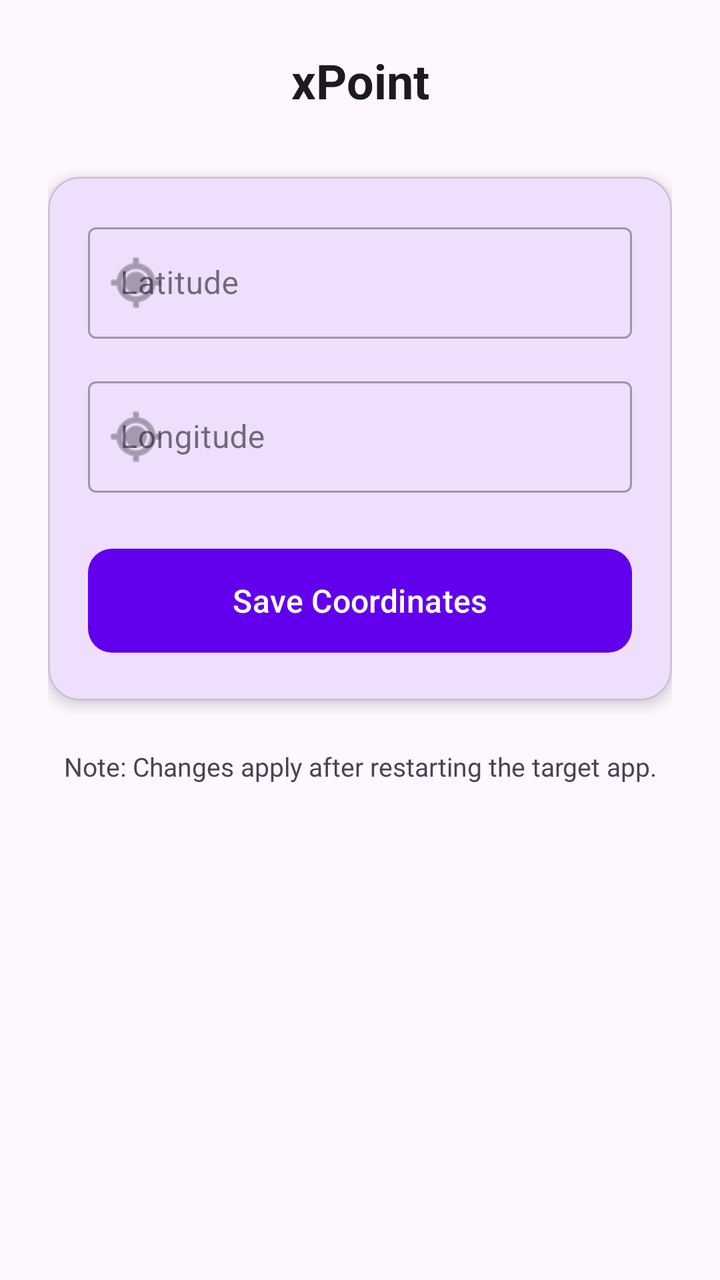
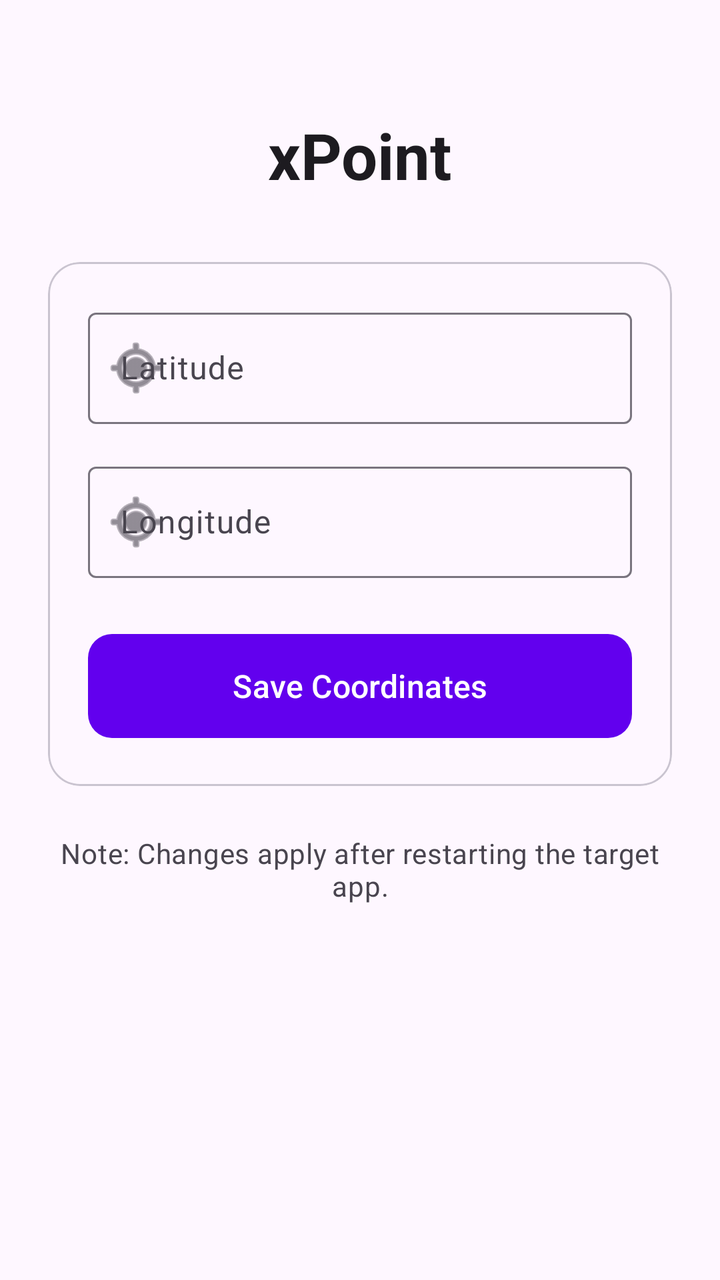

An Android layout rendered at two revisions. The XML below is the earlier revision; the diff shows what the commit changed to produce the second picture.
<!-- AndroidManifest.xml: application theme Theme.FakeLocation -->
<!-- res/layout/activity_main.xml -->
<?xml version="1.0" encoding="utf-8"?>
<androidx.constraintlayout.widget.ConstraintLayout xmlns:android="http://schemas.android.com/apk/res/android"
    xmlns:app="http://schemas.android.com/apk/res-auto"
    android:id="@+id/main"
    android:layout_width="match_parent"
    android:layout_height="match_parent"
    android:background="?android:attr/windowBackground"
    android:padding="24dp">

    <TextView
        android:id="@+id/tv_title"
        android:layout_width="wrap_content"
        android:layout_height="wrap_content"
        android:text="@string/title_manager"
        android:textColor="?attr/colorOnBackground"
        android:textSize="24sp"
        android:textStyle="bold"
        app:layout_constraintEnd_toEndOf="parent"
        app:layout_constraintStart_toStartOf="parent"
        app:layout_constraintTop_toTopOf="parent" />

    <com.google.android.material.card.MaterialCardView
        android:id="@+id/card_settings"
        android:layout_width="match_parent"
        android:layout_height="wrap_content"
        android:layout_marginTop="32dp"
        app:cardBackgroundColor="?attr/colorSurface"
        app:cardCornerRadius="16dp"
        app:cardElevation="4dp"
        app:layout_constraintTop_toBottomOf="@id/tv_title">

        <LinearLayout
            android:layout_width="match_parent"
            android:layout_height="wrap_content"
            android:orientation="vertical"
            android:padding="20dp">

            <com.google.android.material.textfield.TextInputLayout
                style="@style/Widget.MaterialComponents.TextInputLayout.OutlinedBox"
                android:layout_width="match_parent"
                android:layout_height="wrap_content"
                android:hint="@string/hint_latitude"
                app:startIconDrawable="@android:drawable/ic_menu_mylocation">

                <com.google.android.material.textfield.TextInputEditText
                    android:id="@+id/et_latitude"
                    android:layout_width="match_parent"
                    android:layout_height="wrap_content"
                    android:inputType="numberDecimal|numberSigned" />
            </com.google.android.material.textfield.TextInputLayout>

            <com.google.android.material.textfield.TextInputLayout
                style="@style/Widget.MaterialComponents.TextInputLayout.OutlinedBox"
                android:layout_width="match_parent"
                android:layout_height="wrap_content"
                android:layout_marginTop="16dp"
                android:hint="@string/hint_longitude"
                app:startIconDrawable="@android:drawable/ic_menu_mylocation">

                <com.google.android.material.textfield.TextInputEditText
                    android:id="@+id/et_longitude"
                    android:layout_width="match_parent"
                    android:layout_height="wrap_content"
                    android:inputType="numberDecimal|numberSigned" />
            </com.google.android.material.textfield.TextInputLayout>

            <com.google.android.material.button.MaterialButton
                android:id="@+id/btn_save"
                android:layout_width="match_parent"
                android:layout_height="60dp"
                android:layout_marginTop="24dp"
                android:text="@string/btn_save"
                android:textAllCaps="false"
                android:textSize="16sp"
                app:cornerRadius="12dp" />

        </LinearLayout>
    </com.google.android.material.card.MaterialCardView>

    <TextView
        android:id="@+id/tv_note"
        android:layout_width="0dp"
        android:layout_height="wrap_content"
        android:layout_marginTop="24dp"
        android:gravity="center"
        android:text="@string/note_restart"
        android:textColor="?attr/colorOnSurfaceVariant"
        android:textSize="13sp"
        app:layout_constraintEnd_toEndOf="parent"
        app:layout_constraintStart_toStartOf="parent"
        app:layout_constraintTop_toBottomOf="@id/card_settings" />

</androidx.constraintlayout.widget.ConstraintLayout>
<!-- resources referenced by this layout -->
<resources>
  <string name="btn_save">Save Coordinates</string>
  <string name="hint_latitude">Latitude</string>
  <string name="hint_longitude">Longitude</string>
  <string name="note_restart">Note: Changes apply after restarting the target app.</string>
  <string name="title_manager">xPoint</string>
  <style name="Theme.FakeLocation" parent="Theme.Material3.DayNight.NoActionBar">
          
          <item name="colorPrimary">@color/purple_500</item>
          <item name="colorOnPrimary">@color/white</item>
  
          
          <item name="colorSecondary">@color/teal_200</item>
          <item name="colorOnSecondary">@color/black</item>
  
          
          <item name="android:statusBarColor">?android:attr/windowBackground</item>
          <item name="android:windowLightStatusBar">true</item>
      </style>
  <color name="purple_500">#FF6200EE</color>
  <color name="white">#FFFFFFFF</color>
  <color name="teal_200">#FF03DAC5</color>
  <color name="black">#FF000000</color>
</resources>

<!-- the commit's change to res/layout/activity_main.xml (unified diff, before → after) -->
@@ -1,93 +1,96 @@
 <?xml version="1.0" encoding="utf-8"?>
-<androidx.constraintlayout.widget.ConstraintLayout xmlns:android="http://schemas.android.com/apk/res/android"
+<androidx.core.widget.NestedScrollView xmlns:android="http://schemas.android.com/apk/res/android"
     xmlns:app="http://schemas.android.com/apk/res-auto"
-    android:id="@+id/main"
     android:layout_width="match_parent"
     android:layout_height="match_parent"
-    android:background="?android:attr/windowBackground"
-    android:padding="24dp">
+    android:background="?attr/colorSurface">
 
-    <TextView
-        android:id="@+id/tv_title"
-        android:layout_width="wrap_content"
-        android:layout_height="wrap_content"
-        android:text="@string/title_manager"
-        android:textColor="?attr/colorOnBackground"
-        android:textSize="24sp"
-        android:textStyle="bold"
-        app:layout_constraintEnd_toEndOf="parent"
-        app:layout_constraintStart_toStartOf="parent"
-        app:layout_constraintTop_toTopOf="parent" />
-
-    <com.google.android.material.card.MaterialCardView
-        android:id="@+id/card_settings"
+    <LinearLayout
+        android:id="@+id/main"
         android:layout_width="match_parent"
         android:layout_height="wrap_content"
-        android:layout_marginTop="32dp"
-        app:cardBackgroundColor="?attr/colorSurface"
-        app:cardCornerRadius="16dp"
-        app:cardElevation="4dp"
-        app:layout_constraintTop_toBottomOf="@id/tv_title">
+        android:orientation="vertical"
+        android:padding="24dp"
+        android:gravity="center_horizontal">
 
-        <LinearLayout
+        <TextView
+            android:id="@+id/tv_title"
+            android:layout_width="wrap_content"
+            android:layout_height="wrap_content"
+            android:layout_marginTop="32dp"
+            android:layout_marginBottom="32dp"
+            android:text="@string/title_manager"
+            android:textAppearance="?attr/textAppearanceHeadlineLarge"
+            android:textStyle="bold"
+            android:textColor="?attr/colorOnSurface" />
+
+        <com.google.android.material.card.MaterialCardView
+            android:id="@+id/card_settings"
             android:layout_width="match_parent"
             android:layout_height="wrap_content"
-            android:orientation="vertical"
-            android:padding="20dp">
+            android:layout_marginBottom="24dp"
+            app:cardCornerRadius="16dp"
+            app:cardElevation="0dp"
+            app:strokeWidth="1dp"
+            app:strokeColor="?attr/colorOutlineVariant">
 
-            <com.google.android.material.textfield.TextInputLayout
-                style="@style/Widget.MaterialComponents.TextInputLayout.OutlinedBox"
+            <LinearLayout
                 android:layout_width="match_parent"
                 android:layout_height="wrap_content"
-                android:hint="@string/hint_latitude"
-                app:startIconDrawable="@android:drawable/ic_menu_mylocation">
+                android:orientation="vertical"
+                android:padding="20dp">
 
-                <com.google.android.material.textfield.TextInputEditText
-                    android:id="@+id/et_latitude"
+                <com.google.android.material.textfield.TextInputLayout
+                    style="@style/Widget.Material3.TextInputLayout.OutlinedBox"
                     android:layout_width="match_parent"
                     android:layout_height="wrap_content"
-                    android:inputType="numberDecimal|numberSigned" />
-            </com.google.android.material.textfield.TextInputLayout>
+                    android:hint="@string/hint_latitude"
+                    app:startIconDrawable="@android:drawable/ic_menu_mylocation">
 
-            <com.google.android.material.textfield.TextInputLayout
-                style="@style/Widget.MaterialComponents.TextInputLayout.OutlinedBox"
-                android:layout_width="match_parent"
-                android:layout_height="wrap_content"
-                android:layout_marginTop="16dp"
-                android:hint="@string/hint_longitude"
-                app:startIconDrawable="@android:drawable/ic_menu_mylocation">
+                    <com.google.android.material.textfield.TextInputEditText
+                        android:id="@+id/et_latitude"
+                        android:layout_width="match_parent"
+                        android:layout_height="wrap_content"
+                        android:inputType="numberDecimal|numberSigned" />
+                </com.google.android.material.textfield.TextInputLayout>
 
-                <com.google.android.material.textfield.TextInputEditText
-                    android:id="@+id/et_longitude"
+                <com.google.android.material.textfield.TextInputLayout
+                    style="@style/Widget.Material3.TextInputLayout.OutlinedBox"
                     android:layout_width="match_parent"
                     android:layout_height="wrap_content"
-                    android:inputType="numberDecimal|numberSigned" />
-            </com.google.android.material.textfield.TextInputLayout>
+                    android:layout_marginTop="16dp"
+                    android:hint="@string/hint_longitude"
+                    app:startIconDrawable="@android:drawable/ic_menu_mylocation">
 
-            <com.google.android.material.button.MaterialButton
-                android:id="@+id/btn_save"
-                android:layout_width="match_parent"
-                android:layout_height="60dp"
-                android:layout_marginTop="24dp"
-                android:text="@string/btn_save"
-                android:textAllCaps="false"
-                android:textSize="16sp"
-                app:cornerRadius="12dp" />
+                    <com.google.android.material.textfield.TextInputEditText
+                        android:id="@+id/et_longitude"
+                        android:layout_width="match_parent"
+                        android:layout_height="wrap_content"
+                        android:inputType="numberDecimal|numberSigned" />
+                </com.google.android.material.textfield.TextInputLayout>
 
-        </LinearLayout>
-    </com.google.android.material.card.MaterialCardView>
+                <com.google.android.material.button.MaterialButton
+                    android:id="@+id/btn_save"
+                    android:layout_width="match_parent"
+                    android:layout_height="60dp"
+                    android:layout_marginTop="24dp"
+                    android:text="@string/btn_save"
+                    android:textAllCaps="false"
+                    android:textSize="16sp"
+                    app:cornerRadius="12dp"
+                    style="@style/Widget.Material3.Button" />
 
-    <TextView
-        android:id="@+id/tv_note"
-        android:layout_width="0dp"
-        android:layout_height="wrap_content"
-        android:layout_marginTop="24dp"
-        android:gravity="center"
-        android:text="@string/note_restart"
-        android:textColor="?attr/colorOnSurfaceVariant"
-        android:textSize="13sp"
-        app:layout_constraintEnd_toEndOf="parent"
-        app:layout_constraintStart_toStartOf="parent"
-        app:layout_constraintTop_toBottomOf="@id/card_settings" />
+            </LinearLayout>
+        </com.google.android.material.card.MaterialCardView>
 
-</androidx.constraintlayout.widget.ConstraintLayout>
+        <TextView
+            android:id="@+id/tv_note"
+            android:layout_width="match_parent"
+            android:layout_height="wrap_content"
+            android:gravity="center"
+            android:text="@string/note_restart"
+            android:textAppearance="?attr/textAppearanceBodyMedium"
+            android:textColor="?attr/colorOnSurfaceVariant" />
+
+    </LinearLayout>
+</androidx.core.widget.NestedScrollView>
<!-- resource entries referenced after the edit -->
@@ -5,22 +5,14 @@
   <string name="hint_longitude">Longitude</string>
   <string name="note_restart">Note: Changes apply after restarting the target app.</string>
   <string name="title_manager">xPoint</string>
-  <style name="Theme.FakeLocation" parent="Theme.Material3.DayNight.NoActionBar">
+  <style name="Theme.xPoint" parent="Theme.Material3.DayNight.NoActionBar">
           
           <item name="colorPrimary">@color/purple_500</item>
-          <item name="colorOnPrimary">@color/white</item>
-  
-          
-          <item name="colorSecondary">@color/teal_200</item>
-          <item name="colorOnSecondary">@color/black</item>
-  
-          
-          <item name="android:statusBarColor">?android:attr/windowBackground</item>
+          <item name="android:statusBarColor">@android:color/transparent</item>
+          <item name="android:navigationBarColor">@android:color/transparent</item>
           <item name="android:windowLightStatusBar">true</item>
+          <item name="android:windowLightNavigationBar">true</item>
       </style>
   <color name="purple_500">#FF6200EE</color>
-  <color name="white">#FFFFFFFF</color>
-  <color name="teal_200">#FF03DAC5</color>
-  <color name="black">#FF000000</color>
 </resources>
 
